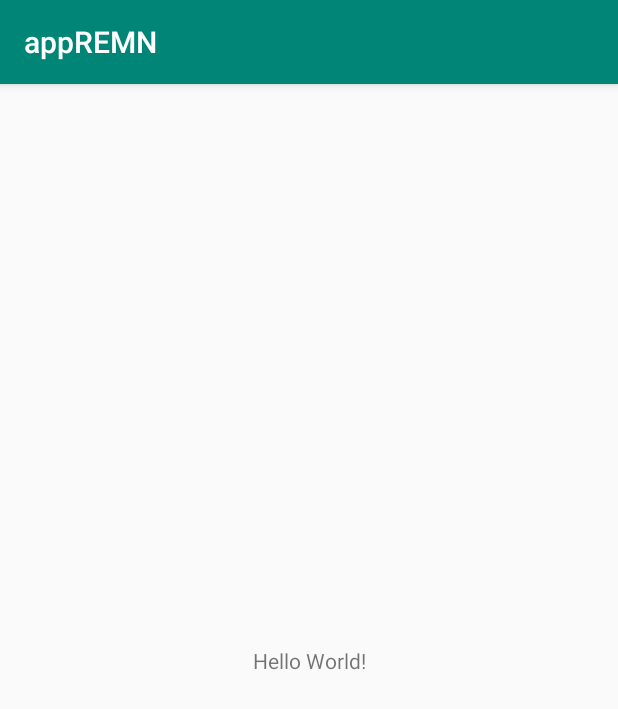
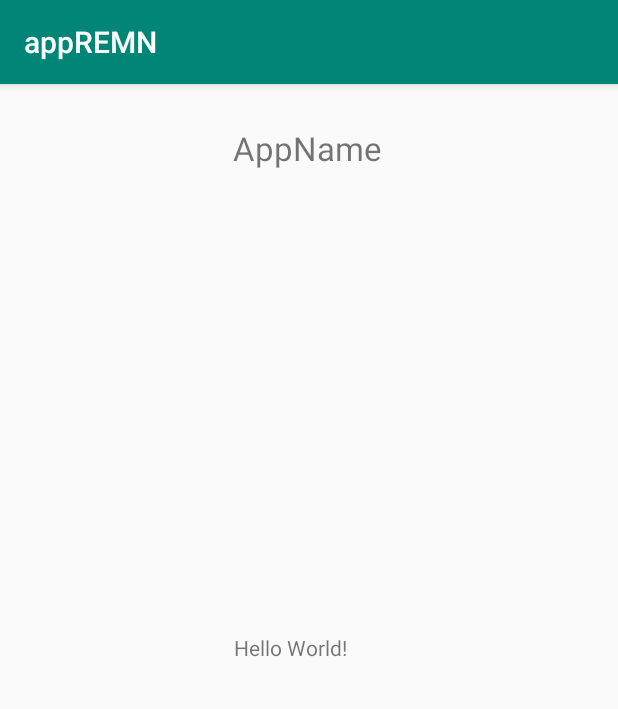
Before and after one commit to nanbul98/cmd-f-project, an Android app: the screen it shows after launch (MainActivity), on a phone screen of 412 x 824 dp. Shown: the top 709 px of the screen. Run offline under Robolectric (Android 15) with nearby library versions, the phone set to English and light mode, and no system bars.

Commit message:
Added app title

```diff
--- a/app/src/main/res/layout/activity_main.xml
+++ b/app/src/main/res/layout/activity_main.xml
@@ -7,12 +7,31 @@
     tools:context=".MainActivity">
 
     <TextView
-        android:layout_width="wrap_content"
-        android:layout_height="wrap_content"
+        android:layout_width="100dp"
+        android:layout_height="36dp"
         android:text="Hello World!"
         app:layout_constraintBottom_toBottomOf="parent"
         app:layout_constraintLeft_toLeftOf="parent"
         app:layout_constraintRight_toRightOf="parent"
         app:layout_constraintTop_toTopOf="parent" />
 
+    <TextView
+        android:layout_width="100dp"
+        android:layout_height="32dp"
+        android:layout_marginTop="28dp"
+
+        android:text="AppName"
+        android:autoSizeTextType="uniform"
+        android:autoSizeMinTextSize="12sp"
+        android:autoSizeMaxTextSize="100sp"
+        android:autoSizeStepGranularity="2sp"
+
+
+        app:layout_constraintBottom_toBottomOf="100dp"
+        app:layout_constraintHorizontal_bias="0.498"
+        app:layout_constraintLeft_toLeftOf="parent"
+        app:layout_constraintRight_toRightOf="parent"
+        app:layout_constraintTop_toTopOf="parent" />
+
+
 </android.support.constraint.ConstraintLayout>
```
